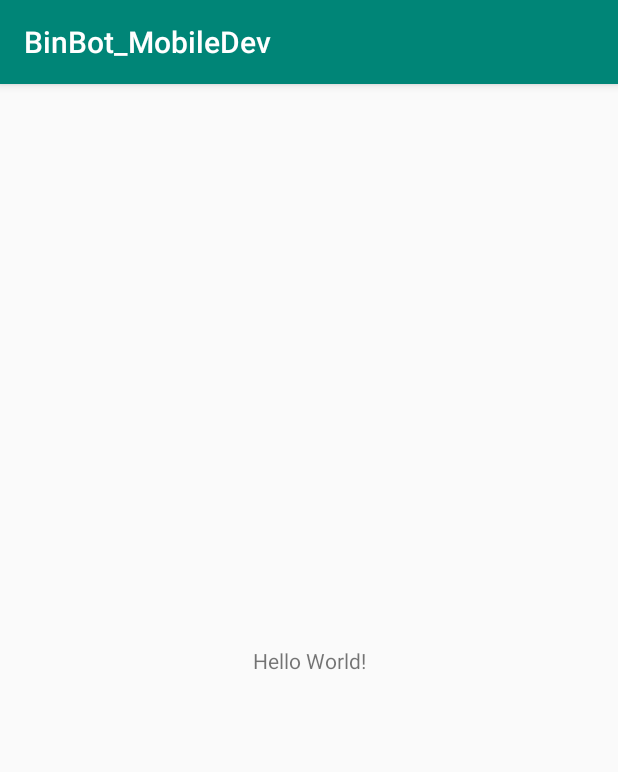
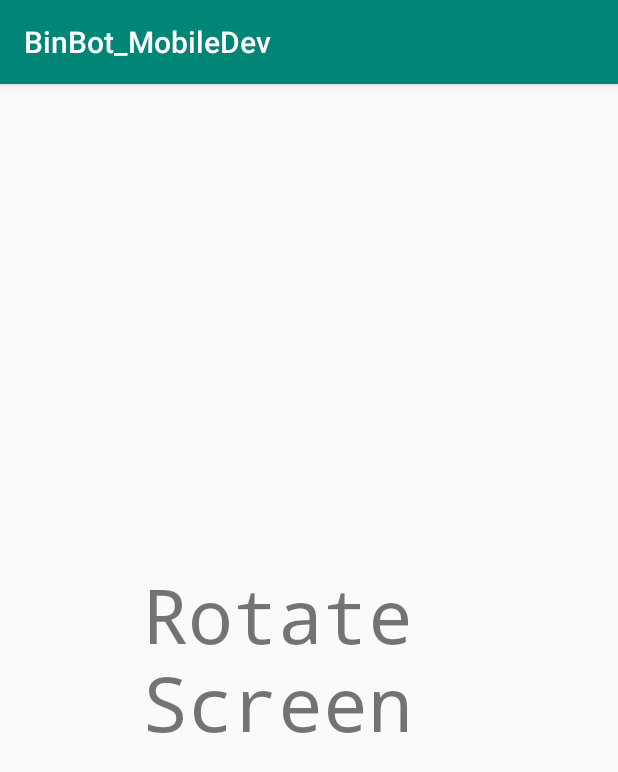
Before and after one commit to Capstone-Projects-2019-Fall/BinBot_OperatorMobileApp, an Android app: the screen it shows after launch (MainActivity), on a phone screen of 412 x 824 dp. Shown: the top 772 px of the screen. Run offline under Robolectric (Android 15) with nearby library versions, the phone set to English and light mode, and no system bars.

Commit message:
Landscape Mode created

```diff
--- /dev/null
+++ b/app/src/main/res/layout-land/secondscreen.xml
@@ -0,0 +1,6 @@
+<?xml version="1.0" encoding="utf-8"?>
+<android.support.constraint.ConstraintLayout
+    xmlns:android="http://schemas.android.com/apk/res/android" android:layout_width="match_parent"
+    android:layout_height="match_parent">
+
+</android.support.constraint.ConstraintLayout>
--- a/app/src/main/res/layout/activity_main.xml
+++ b/app/src/main/res/layout/activity_main.xml
@@ -7,12 +7,18 @@
     tools:context=".MainActivity">
 
     <TextView
-        android:layout_width="wrap_content"
-        android:layout_height="wrap_content"
-        android:text="Hello World!"
+        android:id="@+id/textDisplay"
+        android:layout_width="221dp"
+        android:layout_height="128dp"
+        android:layout_marginStart="109dp"
+        android:layout_marginTop="200dp"
+        android:layout_marginEnd="109dp"
+        android:layout_marginBottom="200dp"
+        android:fontFamily="monospace"
+        android:text="Rotate Screen"
+        android:textSize="50dp"
         app:layout_constraintBottom_toBottomOf="parent"
-        app:layout_constraintLeft_toLeftOf="parent"
-        app:layout_constraintRight_toRightOf="parent"
+        app:layout_constraintEnd_toEndOf="parent"
+        app:layout_constraintStart_toStartOf="parent"
         app:layout_constraintTop_toTopOf="parent" />
-
 </android.support.constraint.ConstraintLayout>
```
